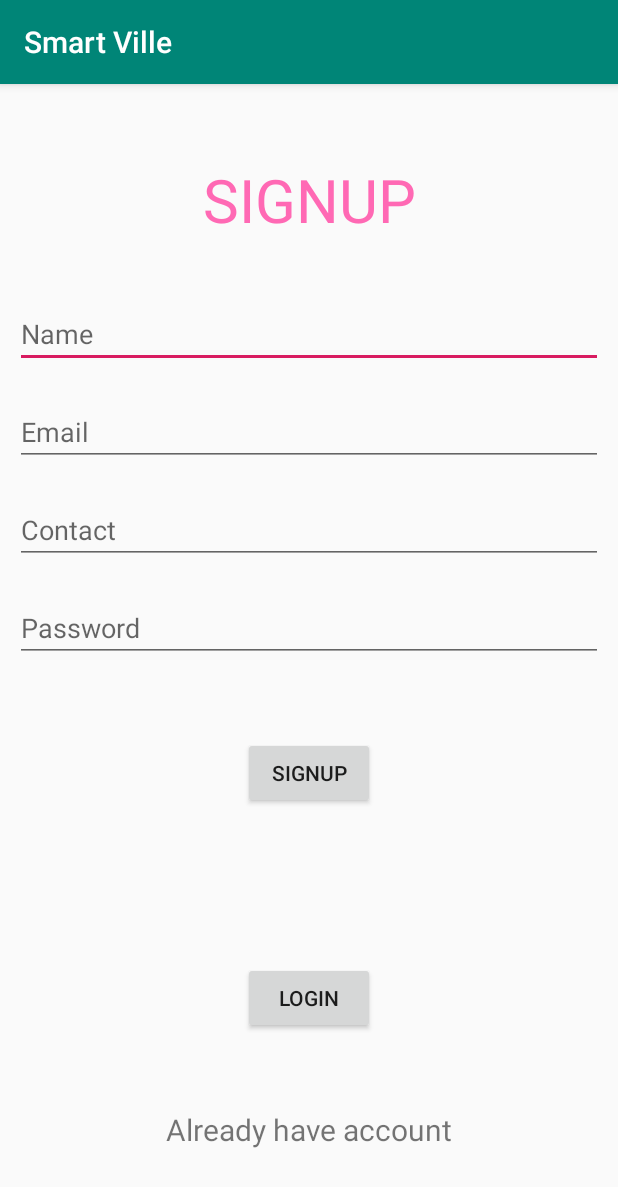
After one commit to shreypandey/Smart_Ville, an Android app: the SignupActivity screen opened directly, with no data from a screen before it, on a phone screen of 412 x 824 dp. The commit adds this screen. Shown: the top 1187 px of the screen. Run offline under Robolectric (Android 15) with nearby library versions, the phone set to English and light mode, and no system bars.

Commit message:
Signup Added

```diff
--- a/SmartVille/app/src/main/java/com/example/smartville/UidGenerator.java
+++ b/SmartVille/app/src/main/java/com/example/smartville/UidGenerator.java
@@ -6,7 +6,7 @@ import java.util.Enumeration;
 import java.util.UUID;
 
 public class UidGenerator {
-    public String generateUID(){
+    public static String generateUID(){
         Enumeration mnet=null,ip;
         String uid="";
         try{
--- /dev/null
+++ b/SmartVille/app/src/main/res/layout/activity_signup.xml
@@ -0,0 +1,85 @@
+<?xml version="1.0" encoding="utf-8"?>
+<RelativeLayout xmlns:android="http://schemas.android.com/apk/res/android"
+    xmlns:app="http://schemas.android.com/apk/res-auto"
+    xmlns:tools="http://schemas.android.com/tools"
+    android:layout_width="match_parent"
+    android:layout_height="match_parent"
+    tools:context=".SignupActivity">
+    <TextView android:layout_width="match_parent"
+        android:layout_height="wrap_content"
+        android:text="SIGNUP"
+        android:textAlignment="center"
+        android:textSize="40dp"
+        android:textColor="#ff69b4"
+        android:layout_marginTop="50dp"
+        android:id="@+id/signup_heading"/>
+    <EditText
+        android:layout_height="wrap_content"
+        android:layout_width="match_parent"
+        android:hint="Name"
+        android:layout_below="@id/signup_heading"
+        android:layout_marginTop="40dp"
+        android:layout_marginLeft="10dp"
+        android:layout_marginRight="10dp"
+        android:id="@+id/signup_nameinput"
+        />
+    <EditText
+        android:layout_height="wrap_content"
+        android:layout_width="match_parent"
+        android:hint="Email"
+        android:layout_below="@id/signup_nameinput"
+        android:layout_marginTop="20dp"
+        android:layout_marginLeft="10dp"
+        android:layout_marginRight="10dp"
+        android:inputType="textEmailAddress"
+        android:id="@+id/signup_emailinput"
+        />
+    <EditText
+        android:layout_height="wrap_content"
+        android:layout_width="match_parent"
+        android:hint="Contact"
+        android:inputType="phone"
+        android:layout_below="@id/signup_emailinput"
+        android:layout_marginTop="20dp"
+        android:layout_marginLeft="10dp"
+        android:layout_marginRight="10dp"
+        android:id="@+id/signup_phoneinput"
+        />
+    <EditText
+        android:layout_height="wrap_content"
+        android:layout_width="match_parent"
+        android:hint="Password"
+        android:inputType="textPassword"
+        android:layout_below="@id/signup_phoneinput"
+        android:layout_marginTop="20dp"
+        android:layout_marginLeft="10dp"
+        android:layout_marginRight="10dp"
+        android:id="@+id/signup_passwordinput"
+        />
+
+    <Button android:layout_width="wrap_content"
+        android:layout_height="wrap_content"
+        android:text="Signup"
+        android:layout_centerHorizontal="true"
+        android:layout_below="@id/signup_passwordinput"
+        android:layout_marginTop="50dp"
+        android:id="@+id/signup_signupButton"
+        />
+    <TextView android:layout_width="match_parent"
+        android:layout_height="wrap_content"
+        android:text="Already have account"
+        android:textAlignment="center"
+        android:textSize="20dp"
+        android:layout_marginTop="50dp"
+        android:layout_below="@id/signup_loginButton"
+        />
+    <Button android:layout_width="wrap_content"
+        android:layout_height="wrap_content"
+        android:text="Login"
+        android:layout_centerHorizontal="true"
+        android:layout_below="@id/signup_passwordinput"
+        android:layout_marginTop="200dp"
+        android:id="@+id/signup_loginButton"
+        />
+
+</RelativeLayout>
```
Also changed, not shown: SmartVille/app/src/main/AndroidManifest.xml (+8 -5 lines), SmartVille/app/src/main/java/com/example/smartville/LoginActivity.java (+51 -17 lines), SmartVille/app/src/main/java/com/example/smartville/MainActivity.java (+14 -3 lines), SmartVille/app/src/main/java/com/example/smartville/SignupActivity.java (added, +111 -0 lines).
